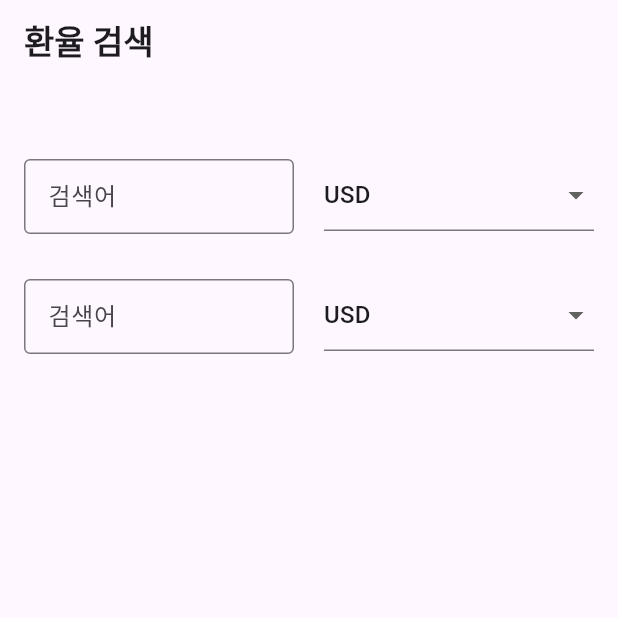
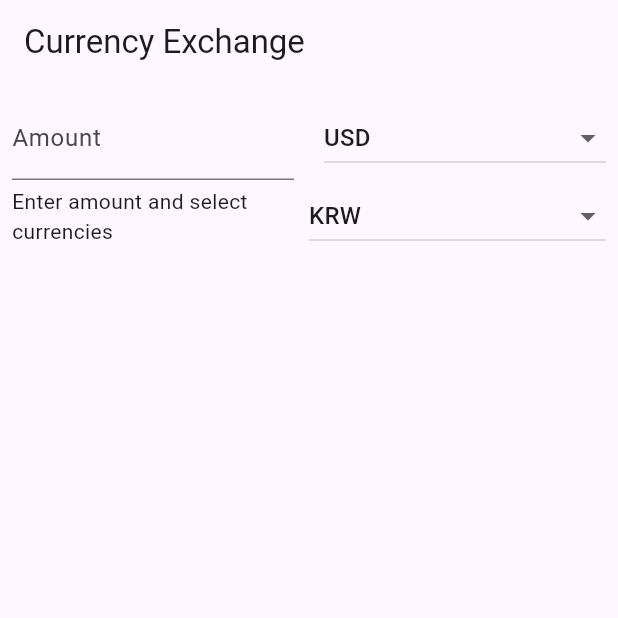
Before and after one commit to kaggle68/flutter_exchange, a Flutter app: the screen it shows after launch, on a phone screen of 412 x 824 dp, the top half of it. Run offline on Flutter 3.47's test engine with Material 3 defaults, Android fonts, the phone set to English and light mode, and no system bars; our stand-ins replace freezed_annotation.

Commit message:
1차 완성

```diff
--- a/lib/data/repository/exchange_repository_impl.dart
+++ b/lib/data/repository/exchange_repository_impl.dart
@@ -11,9 +11,10 @@ class ExchangeRepositoryImpl implements ExchangeRepository {
 
   @override
   Future<ExchangeModel> getExchanges(String query) async {
-    try {
+// try {
 // 데이터 소스로부터 ExchangeDto를 가져옵니다.
     final dto = await _exchangeDataSource.getExchangeResult(query);
+
     if (dto == null) {
 // dto가 null인 경우, 기본 ConversionRates를 설정합니다.
       return ExchangeModel(
@@ -27,14 +28,13 @@ class ExchangeRepositoryImpl implements ExchangeRepository {
     } else {
 // dto가 null이 아닌 경우, dto를 사용하여 ExchangeModel을 생성합니다.
       return ExchangeModel(
-            conversionRates: ConversionRates.fromMap(
-                dto.conversionRates as Map<String, num>),
+          conversionRates: ConversionRates.fromJson(dto.toJson()),
           timeLastUpdateUtc: dto.timeLastUpdateUtc,
           baseCode: dto.baseCode);
     }
-    } catch (e) {
-      // 오류 처리: 로그 출력, 오류 전파 등
-      throw Exception('Failed to fetch exchange data');
+// } catch (e) {
+// // 오류 처리: 로그 출력, 오류 전파 등
+// throw Exception('Failed to fetch exchange data');
+// }
   }
 }
-}
--- a/lib/main.dart
+++ b/lib/main.dart
@@ -17,7 +17,7 @@ class MyApp extends StatelessWidget {
         colorScheme: ColorScheme.fromSeed(seedColor: Colors.deepPurple),
         useMaterial3: true,
       ),
-      home: ExchangeScreen(),
+      home: const ExchangeScreen(),
     );
   }
 }
--- a/lib/presentation/exchange_screen.dart
+++ b/lib/presentation/exchange_screen.dart
@@ -1,92 +1,122 @@
 import 'package:flutter/material.dart';
+import 'package:http/http.dart' as http;
+
+import '../data/data_source/exchange_data_source.dart';
 
 class ExchangeScreen extends StatefulWidget {
-  const ExchangeScreen({Key? key});
+  const ExchangeScreen({super.key});
 
   @override
   State<ExchangeScreen> createState() => _ExchangeScreenState();
 }
 
 class _ExchangeScreenState extends State<ExchangeScreen> {
-  String _selectedCurrency = 'USD'; // 초기 선택 통화 설정
+  final _amountController = TextEditingController();
+  String? _baseCurrency;
+  String? _targetCurrency;
+  double? _exchangeRateResult;
+  final List<String> _currencies = [
+    "USD",
+    "EUR",
+    "JPY",
+    "KRW"
+  ]; // Example currencies
+  ExchangeDataSource? _dataSource;
+
+  @override
+  void initState() {
+    super.initState();
+    _dataSource = ExchangeDataSource(client: http.Client());
+    _baseCurrency = _currencies.first;
+    _targetCurrency = _currencies.last;
+    _amountController.addListener(_updateExchangeRate);
+  }
+
+  void _updateExchangeRate() async {
+    if (_baseCurrency != null &&
+        _targetCurrency != null &&
+        _amountController.text.isNotEmpty) {
+      try {
+        final exchangeDto =
+            await _dataSource!.getExchangeResult(_baseCurrency!);
+        final rate = exchangeDto!.conversionRates.toJson()[_targetCurrency];
+        double amount = double.tryParse(_amountController.text) ?? 0.0;
+        setState(() {
+          _exchangeRateResult = amount * (rate ?? 0.0);
+        });
+      } catch (e) {
+        setState(() {
+          _exchangeRateResult = null;
+        });
+      }
+    }
+  }
 
   @override
   Widget build(BuildContext context) {
     return Scaffold(
-      appBar: AppBar(
-        title: Text(
-          '환율 검색',
-          style: TextStyle(fontWeight: FontWeight.w600),
-        ),
-      ),
-      body: Column(
+      appBar: AppBar(title: const Text('Currency Exchange')),
+      body: Padding(
+        padding: const EdgeInsets.all(8.0),
+        child: Column(
+          crossAxisAlignment: CrossAxisAlignment.start,
+          children: <Widget>[
+            Row(
               children: [
-          SizedBox(height: 50),
-          Row(
-            mainAxisAlignment: MainAxisAlignment.center,
-            children: [
-              Container(
-                width: 180,
-                height: 50,
+                Expanded(
                   child: TextField(
-                  decoration: InputDecoration(
-                    border: const OutlineInputBorder(),
-                    hintText: '검색어',
+                    controller: _amountController,
+                    keyboardType: TextInputType.number,
+                    decoration: const InputDecoration(
+                      labelText: 'Amount',
+                      hintText: 'Enter amount to convert',
                     ),
                   ),
                 ),
-              SizedBox(width: 20),
-              Container(
-                width: 180,
-                height: 50,
-                child: DropdownButtonFormField<String>(
-                  value: _selectedCurrency,
-                  onChanged: (newValue) {
+                const SizedBox(width: 20),
+                Expanded(
+                  child: DropdownButton<String>(
+                    isExpanded: true,
+                    value: _baseCurrency,
+                    onChanged: (String? newValue) {
                       setState(() {
-                      _selectedCurrency = newValue!;
+                        _baseCurrency = newValue;
                       });
+                      _updateExchangeRate();
                     },
-                  items: ['USD', 'EUR', 'JPY', 'GBP'] // 선택 가능한 통화 목록
-                      .map((currency) {
+                    items: _currencies
+                        .map<DropdownMenuItem<String>>((String value) {
                       return DropdownMenuItem<String>(
-                      value: currency,
-                      child: Text(currency),
+                        value: value,
+                        child: Text(value),
                       );
                     }).toList(),
                   ),
                 ),
               ],
             ),
-          SizedBox(height: 30),
             Row(
-            mainAxisAlignment: MainAxisAlignment.center,
               children: [
-              Container(
-                width: 180,
-                height: 50,
-                child: TextField(
-                  decoration: InputDecoration(
-                    border: const OutlineInputBorder(),
-                    hintText: '검색어',
+                Expanded(
+                  child: Text(_exchangeRateResult != null
+                      ? 'Converted: $_exchangeRateResult $_targetCurrency'
+                      : 'Enter amount and select currencies'),
                 ),
-                ),
-              ),
-              SizedBox(width: 20),
-              Container(
-                width: 180,
-                height: 50,
-                child: DropdownButtonFormField<String>(
-                  value: _selectedCurrency,
-                  onChanged: (newValue) {
+                Expanded(
+                  child: DropdownButton<String>(
+                    isExpanded: true,
+                    value: _targetCurrency,
+                    onChanged: (String? newValue) {
                       setState(() {
-                      _selectedCurrency = newValue!;
+                        _targetCurrency = newValue;
                       });
+                      _updateExchangeRate();
                     },
-                  items: ['USD', 'EUR', 'JPY', 'GBP'] // 선택 가능한 통화 목록
-                      .map((currency) {
+                    items: _currencies
+                        .map<DropdownMenuItem<String>>((String value) {
                       return DropdownMenuItem<String>(
-                      value: currency,
-                      child: Text(currency),
+                        value: value,
+                        child: Text(value),
                       );
                     }).toList(),
                   ),
@@ -95,6 +125,7 @@ class _ExchangeScreenState extends State<ExchangeScreen> {
             ),
           ],
         ),
+      ),
     );
   }
 }
```
Lines whose indentation alone changed are shown as unchanged.
